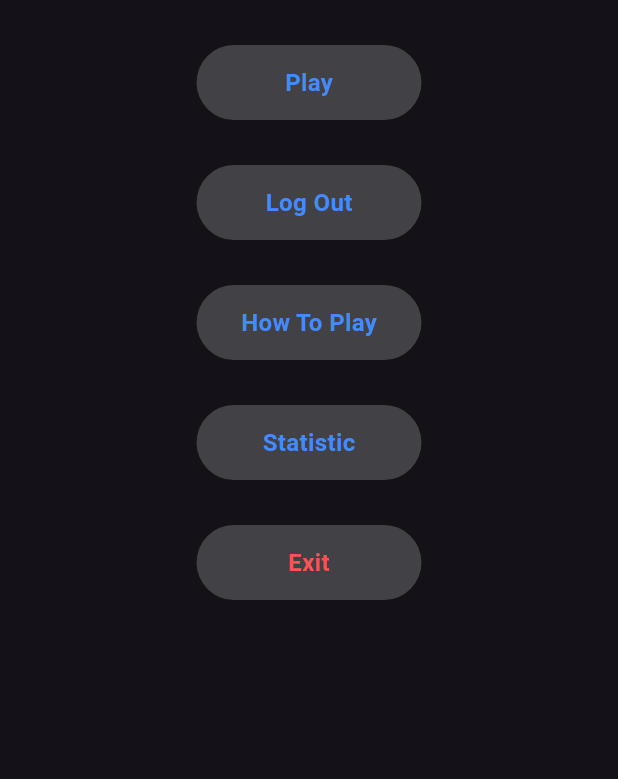
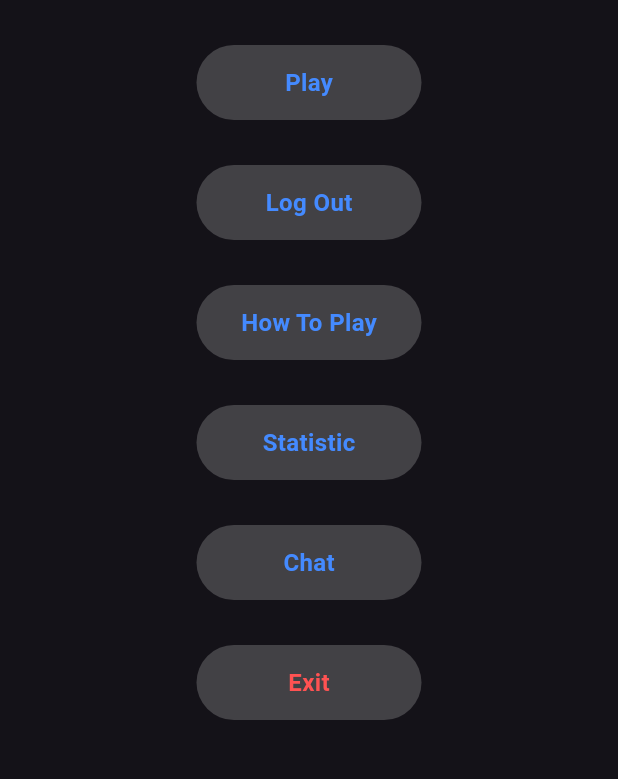
Before and after one commit to Nopalev/fp_ppb, a Flutter app: the HomePage screen opened by its route, on a phone screen of 412 x 824 dp, the part 432-1211 px from its top. Run offline on Flutter 3.47's test engine with Material 3 defaults, Android fonts, the phone set to English and light mode, and no system bars; our stand-ins replace cloud_firestore, firebase_auth, firebase_core; missing offline and left inert: dice_icons; accounts and stored records are empty; generated files the repository leaves out were written again.

Commit message:
feat: chat send message

```diff
--- a/lib/main.dart
+++ b/lib/main.dart
@@ -35,7 +35,7 @@ class MyApp extends StatelessWidget {
       themeMode: ThemeMode.dark,
       theme: ThemeData.dark(),
       routes: routes,
-      initialRoute: '/chat',
+      initialRoute: '/login',
     );
   }
 }
--- a/lib/pages/home.dart
+++ b/lib/pages/home.dart
@@ -69,6 +69,13 @@ class _HomePageState extends State<HomePage> {
                 ),
                 const SizedBox(height: 30),
                 Button(
+                    onTap: () async {
+                      await Navigator.pushNamed(context, '/chat');
+                    },
+                    childText: 'Chat'
+                ),
+                const SizedBox(height: 30),
+                Button(
                   onTap: () async {
                     await SystemChannels.platform.invokeMethod('SystemNavigator.pop');
                   },
--- /dev/null
+++ b/lib/service/chat_service.dart
@@ -0,0 +1,36 @@
+import 'package:cloud_firestore/cloud_firestore.dart';
+
+class ChatService {
+//   get collection of notes
+  final CollectionReference chat =
+      FirebaseFirestore.instance.collection('chat');
+
+// CREATE
+  Future<void> addMsg(String msg) {
+    return chat.add({
+      // 'username':
+      'message': msg,
+      'timestamp': Timestamp.now(),
+    });
+  }
+
+// READ
+//   Stream<QuerySnapshot> getChat() {
+//     final notesStream =
+//         notes.orderBy('timestamp', descending: true).snapshots();
+//     return notesStream;
+//   }
+
+// UPDATE
+//   Future<void> updateChat(String docID, String newNote) {
+//     return notes.doc(docID).update({
+//       'note': newNote,
+//       'timestamp': Timestamp.now(),
+//     });
+//   }
+
+// DELETE
+//   Future<void> deleteChat(String docID) {
+//     return notes.doc(docID).delete();
+//   }
+}
--- a/pubspec.yaml
+++ b/pubspec.yaml
@@ -38,6 +38,7 @@ dependencies:
   dice_icons: ^0.1.7
   firebase_core: ^2.31.1
   firebase_auth: ^4.19.6
+  cloud_firestore: ^4.17.4
 
 dev_dependencies:
   flutter_test:
```
Also changed, not shown: lib/pages/chat.dart (+18 -3 lines), pubspec.lock, 3 other files.
